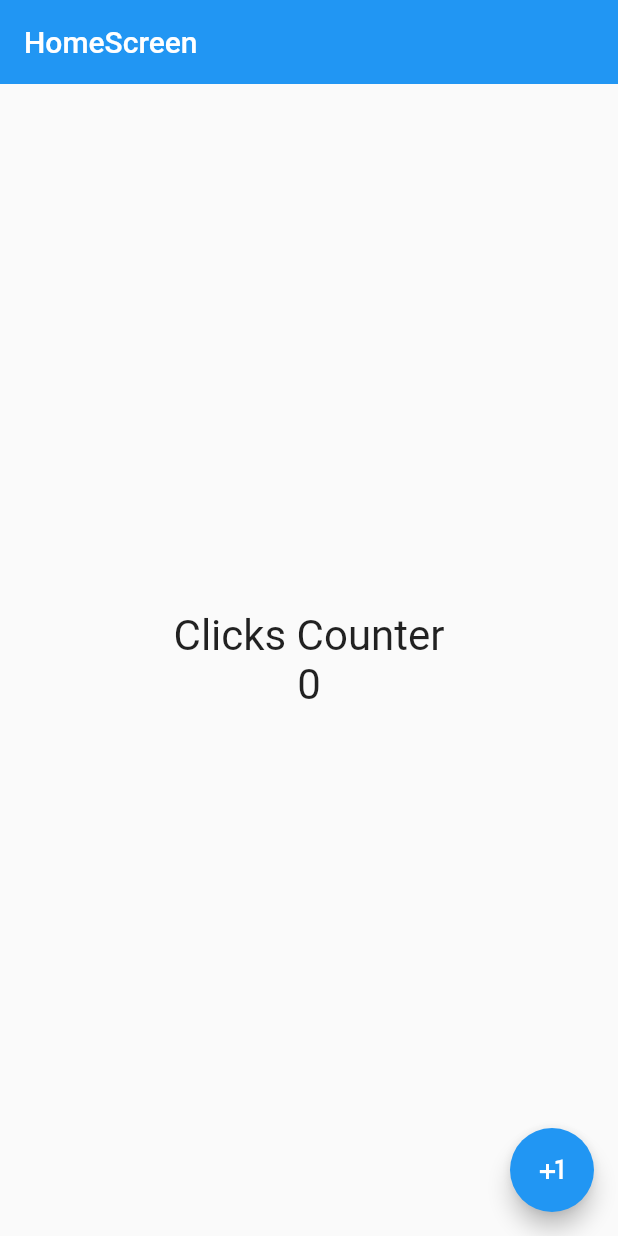
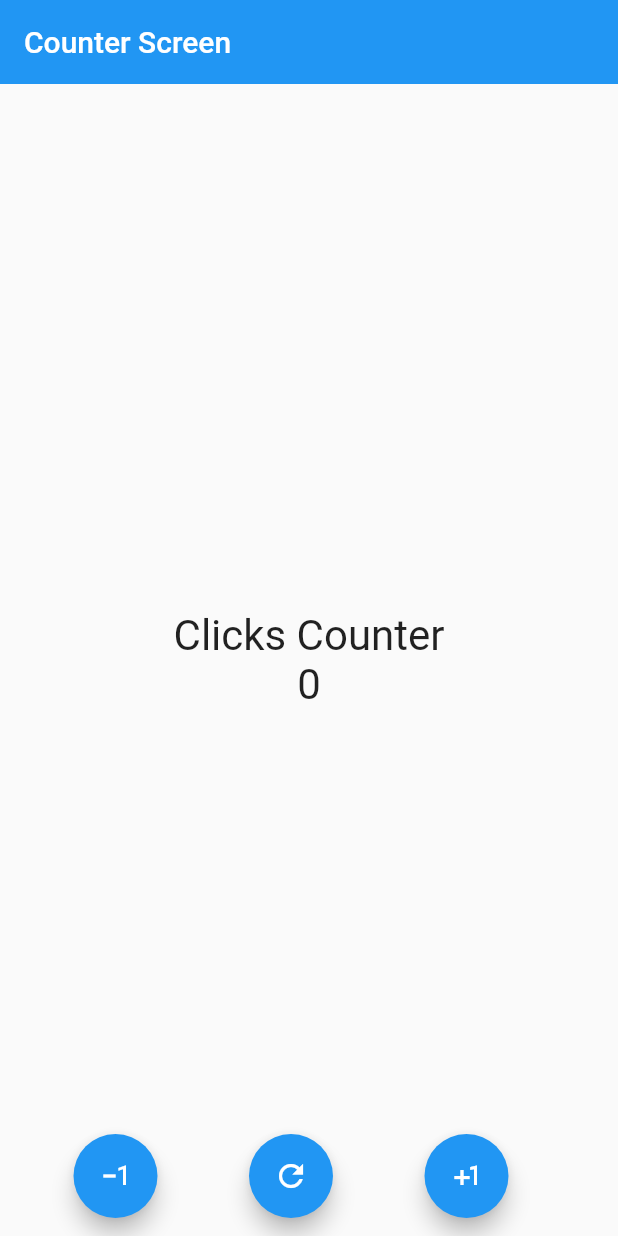
Before and after one commit to crisman9211/flutter-counter, a Flutter app: the screen it shows after launch, on a phone screen of 412 x 824 dp. Run offline on Flutter 3.47's test engine with Material 2 defaults, Android fonts, the phone set to English and light mode, and no system bars.

Commit message:
feature. creat6e counter screen refactor

```diff
--- a/lib/main.dart
+++ b/lib/main.dart
@@ -1,5 +1,6 @@
-import 'package:counter_app/screens/home_screen.dart';
+import 'package:counter_app/screens/counter_screen.dart';
 import 'package:flutter/material.dart';
+// import 'package:counter_app/screens/home_screen.dart';
 
 void main() {
   // runApp(new MyApp())
@@ -15,6 +16,6 @@ class MyApp extends StatelessWidget {
   @override
   Widget build(BuildContext context) {
     return const MaterialApp(
-        debugShowCheckedModeBanner: false, home: HomeScreen());
+        debugShowCheckedModeBanner: false, home: CounterScreen());
   }
 }
--- /dev/null
+++ b/lib/screens/counter_screen.dart
@@ -0,0 +1,66 @@
+import 'package:flutter/material.dart';
+
+class CounterScreen extends StatefulWidget {
+  const CounterScreen({super.key});
+
+  @override
+  State<CounterScreen> createState() => _CounterScreenState();
+}
+
+class _CounterScreenState extends State<CounterScreen> {
+  int counter = 0;
+
+  @override
+  Widget build(BuildContext context) {
+    const fontSize = TextStyle(fontSize: 28);
+
+    return Scaffold(
+      appBar: AppBar(
+        title: const Text('Counter Screen'),
+        elevation: 0,
+      ),
+      body: Center(
+        child: Column(
+          mainAxisAlignment: MainAxisAlignment.center,
+          children: <Widget>[
+            const Text('Clicks Counter', style: fontSize),
+            Text('$counter', style: fontSize),
+          ],
+        ),
+      ),
+      floatingActionButtonLocation: FloatingActionButtonLocation.miniEndFloat,
+      floatingActionButton: Row(
+        mainAxisAlignment: MainAxisAlignment.spaceEvenly,
+        children: [
+          FloatingActionButton(
+            child: const Icon(Icons.exposure_minus_1),
+            onPressed: () {
+              print('minus');
+              counter--;
+              print('$counter');
+              setState(() {});
+            },
+          ),
+          FloatingActionButton(
+            child: const Icon(Icons.refresh),
+            onPressed: () {
+              print('Reset');
+              counter = 0;
+              print('$counter');
+              setState(() {});
+            },
+          ),
+          FloatingActionButton(
+            child: const Icon(Icons.plus_one),
+            onPressed: () {
+              print('add');
+              counter++;
+              print('$counter');
+              setState(() {});
+            },
+          ),
+        ],
+      ),
+    );
+  }
+}
--- a/lib/screens/home_screen.dart
+++ b/lib/screens/home_screen.dart
@@ -6,6 +6,7 @@ class HomeScreen extends StatelessWidget {
   @override
   Widget build(BuildContext context) {
     const fontSize = TextStyle(fontSize: 28);
+    int counter = 0;
 
     return Scaffold(
       appBar: AppBar(
@@ -15,16 +16,19 @@ class HomeScreen extends StatelessWidget {
       body: Center(
         child: Column(
           mainAxisAlignment: MainAxisAlignment.center,
-          children: const <Widget>[
-            Text('Clicks Counter', style: fontSize),
-            Text('0', style: fontSize),
+          children: <Widget>[
+            const Text('Clicks Counter', style: fontSize),
+            Text('$counter', style: fontSize),
           ],
         ),
       ),
+      floatingActionButtonLocation: FloatingActionButtonLocation.miniEndFloat,
       floatingActionButton: FloatingActionButton(
         child: const Icon(Icons.plus_one),
         onPressed: () {
           print('Hola mundo');
+          counter++;
+          print('$counter');
         },
       ),
     );
```
